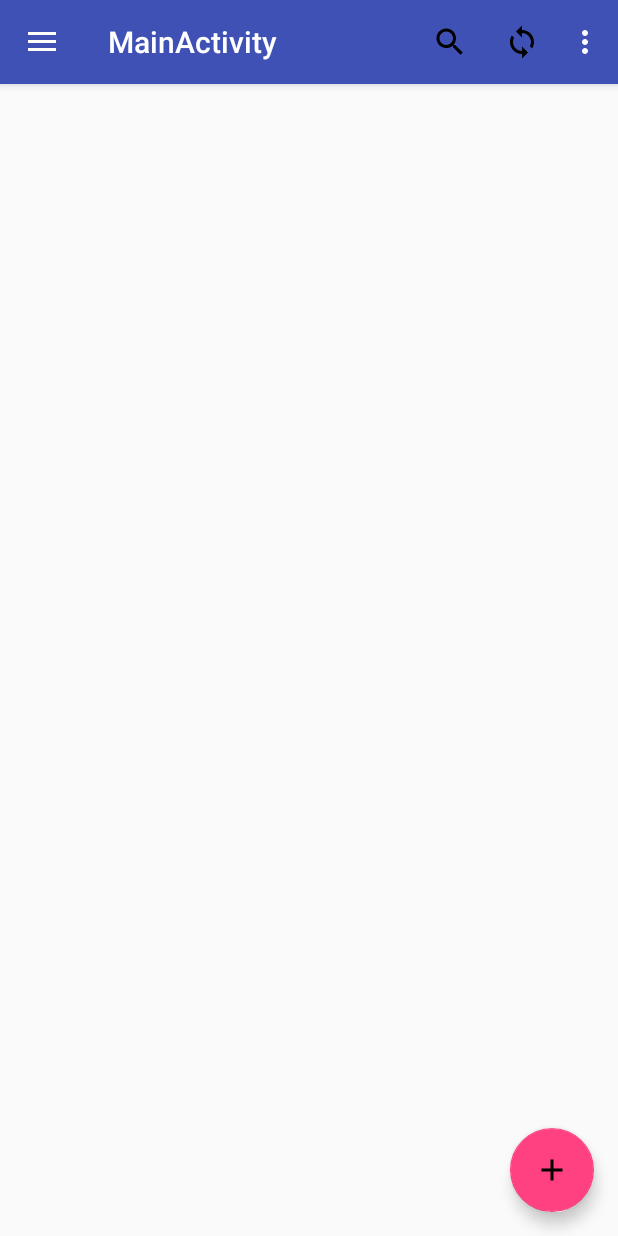
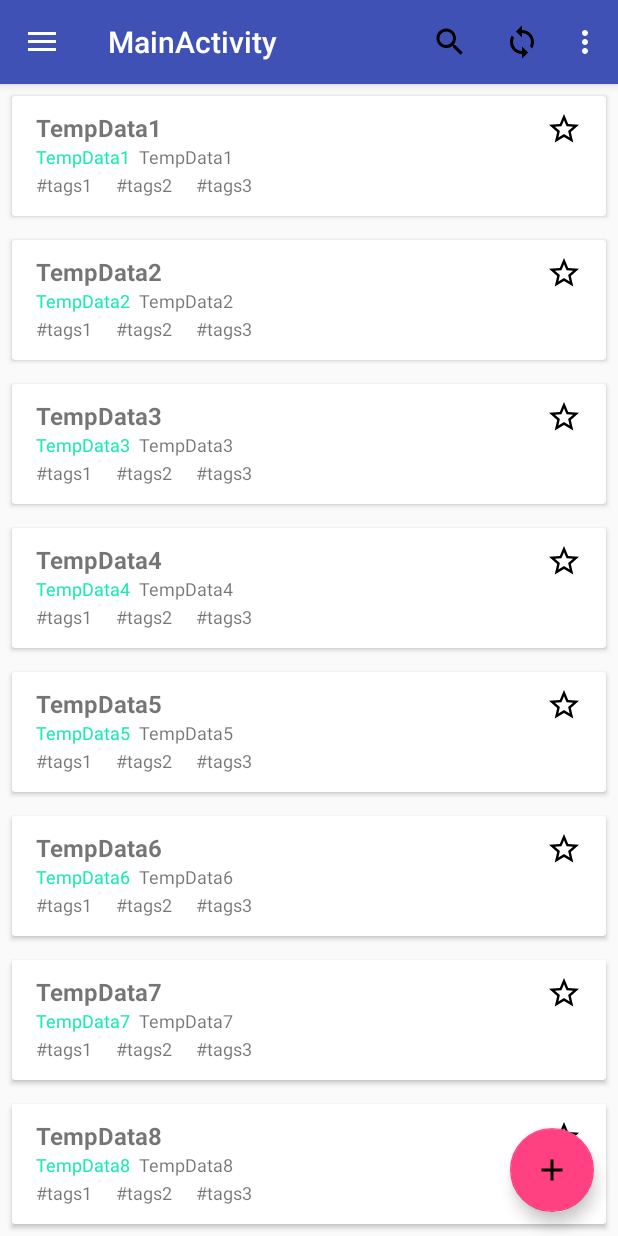
Before and after one commit to aint/laverna-android, an Android app: the screen it shows after launch (MainActivity), on a phone screen of 412 x 824 dp. Run offline under Robolectric (Android 15) with nearby library versions, the phone set to English and light mode, and no system bars.

Commit message:
feat(UI): Mockup all notes list view
issue #6

```diff
--- a/app/build.gradle
+++ b/app/build.gradle
@@ -38,6 +38,8 @@ dependencies {
     compile 'com.android.support:appcompat-v7:25.3.0'
     compile 'com.android.support:design:25.3.0'
     compile 'com.android.support.constraint:constraint-layout:1.0.2'
+    compile 'com.android.support:cardview-v7:25.3.0'
+    compile 'com.android.support:recyclerview-v7:25.3.0'
     compile 'us.feras.mdv:markdownview:1.1.0'
     testCompile 'junit:junit:4.12'
 }
--- a/app/src/main/AndroidManifest.xml
+++ b/app/src/main/AndroidManifest.xml
@@ -10,7 +10,7 @@
         android:supportsRtl="true"
         android:theme="@style/Theme.AppCompat.Light.NoActionBar">
         <activity
-            android:name=".view.mainactivity.MainActivity"
+            android:name=".view.activities.mainactivity.MainActivity"
             android:label="@string/title_activity_main"
             android:theme="@style/AppTheme.NoActionBar">
             <intent-filter>
--- /dev/null
+++ b/app/src/main/java/com/github/android/lvrn/lvrnproject/adapters/AllNotesFragmentRecyclerViewAdapter.java
@@ -0,0 +1,74 @@
+package com.github.android.lvrn.lvrnproject.adapters;
+
+import android.support.v7.widget.RecyclerView;
+import android.view.LayoutInflater;
+import android.view.View;
+import android.view.ViewGroup;
+import android.widget.TextView;
+
+import com.github.android.lvrn.lvrnproject.R;
+import com.github.android.lvrn.lvrnproject.model.persistententities.NoteEntity;
+
+import java.util.ArrayList;
+import java.util.List;
+
+/**
+ * @author Andrii Bei <psihey1@gmail.com>
+ */
+
+public class AllNotesFragmentRecyclerViewAdapter extends RecyclerView.Adapter<AllNotesFragmentRecyclerViewAdapter.AllNotesViewHolder> {
+    //TODO remove after implements DAO
+    private List<String> mDataSet=new ArrayList<>();
+
+    public AllNotesFragmentRecyclerViewAdapter() {
+        setDataInTempCollections();
+    }
+
+    @Override
+    public AllNotesViewHolder onCreateViewHolder(ViewGroup parent, int viewType) {
+        View view = LayoutInflater.from(parent.getContext()).inflate(R.layout.item_notes,parent,false);
+        AllNotesViewHolder viewHolder = new AllNotesViewHolder(view);
+        return viewHolder;
+    }
+
+    @Override
+    public void onBindViewHolder(AllNotesViewHolder holder, int position) {
+       holder.tvTitle.setText(mDataSet.get(position));
+       holder.tvDate.setText(mDataSet.get(position));
+       holder.tvPromptText.setText(mDataSet.get(position));
+       holder.tvTag1.setText("#tags1");
+    }
+
+    @Override
+    public int getItemCount() {
+        return mDataSet.size();
+    }
+
+    static class AllNotesViewHolder extends RecyclerView.ViewHolder{
+        TextView tvTitle;
+        TextView tvDate;
+        TextView tvPromptText;
+        TextView tvTag1;
+
+        public AllNotesViewHolder(View itemView) {
+            super(itemView);
+            tvTitle = (TextView)itemView.findViewById(R.id.tv_title_note);
+            tvDate = (TextView)itemView.findViewById(R.id.tv_date_created_note);
+            tvPromptText = (TextView)itemView.findViewById(R.id.tv_prompt_text_note);
+            tvTag1 = (TextView)itemView.findViewById(R.id.tv_tags1_note);
+        }
+    }
+
+    //TODO remove after implements DAO
+    private void setDataInTempCollections(){
+        mDataSet.add("TempData1");
+        mDataSet.add("TempData2");
+        mDataSet.add("TempData3");
+        mDataSet.add("TempData4");
+        mDataSet.add("TempData5");
+        mDataSet.add("TempData6");
+        mDataSet.add("TempData7");
+        mDataSet.add("TempData8");
+
+    }
+}
--- a/app/src/main/java/com/github/android/lvrn/lvrnproject/view/mainactivity/MainActivity.java
+++ b/app/src/main/java/com/github/android/lvrn/lvrnproject/view/activities/mainactivity/MainActivity.java
@@ -1,8 +1,10 @@
-package com.github.android.lvrn.lvrnproject.view.mainactivity;
+package com.github.android.lvrn.lvrnproject.view.activities.mainactivity;
 
 import android.os.Bundle;
 import android.support.design.widget.FloatingActionButton;
 import android.support.design.widget.NavigationView;
+import android.support.v4.app.FragmentManager;
+import android.support.v4.app.FragmentTransaction;
 import android.support.v4.view.GravityCompat;
 import android.support.v4.widget.DrawerLayout;
 import android.support.v7.app.ActionBarDrawerToggle;
@@ -13,6 +15,7 @@ import android.view.MenuItem;
 
 
 import com.github.android.lvrn.lvrnproject.R;
+import com.github.android.lvrn.lvrnproject.view.fragments.AllNotesFragment;
 
 public class MainActivity extends AppCompatActivity
         implements NavigationView.OnNavigationItemSelectedListener {
@@ -32,6 +35,15 @@ public class MainActivity extends AppCompatActivity
         mDrawer.setDrawerListener(toggle);
         toggle.syncState();
         ((NavigationView) findViewById(R.id.nav_view)).setNavigationItemSelectedListener(this);
+        startAllNotesFragment();
+    }
+
+    private void startAllNotesFragment() {
+        FragmentManager fragmentManager = getSupportFragmentManager();
+        FragmentTransaction fragmentTransaction=fragmentManager.beginTransaction();
+        AllNotesFragment allNotesFragment =new AllNotesFragment();
+        fragmentTransaction.add(R.id.constraint_container,allNotesFragment);
+        fragmentTransaction.commit();
     }
 
 
--- a/app/src/main/java/com/github/android/lvrn/lvrnproject/view/mainactivity/MainActivityPresenter.java
+++ b/app/src/main/java/com/github/android/lvrn/lvrnproject/view/activities/mainactivity/MainActivityPresenter.java
@@ -1,4 +1,4 @@
-package com.github.android.lvrn.lvrnproject.view.mainactivity;
+package com.github.android.lvrn.lvrnproject.view.activities.mainactivity;
 
 /**
  * Created by vadimboitsov on 3/22/17.
--- /dev/null
+++ b/app/src/main/java/com/github/android/lvrn/lvrnproject/view/fragments/AllNotesFragment.java
@@ -0,0 +1,35 @@
+package com.github.android.lvrn.lvrnproject.view.fragments;
+
+import android.os.Bundle;
+import android.support.annotation.Nullable;
+import android.support.v4.app.Fragment;
+import android.support.v7.widget.LinearLayoutManager;
+import android.support.v7.widget.RecyclerView;
+import android.view.LayoutInflater;
+import android.view.View;
+import android.view.ViewGroup;
+
+import com.github.android.lvrn.lvrnproject.R;
+import com.github.android.lvrn.lvrnproject.adapters.AllNotesFragmentRecyclerViewAdapter;
+
+/**
+ * @author Andrii Bei <psihey1@gmail.com>
+ */
+
+public class AllNotesFragment extends Fragment {
+    private RecyclerView mRecyclerView;
+    private AllNotesFragmentRecyclerViewAdapter mAdapter;
+    protected RecyclerView.LayoutManager mLayoutManager;
+
+    @Nullable
+    @Override
+    public View onCreateView(LayoutInflater inflater, @Nullable ViewGroup container, @Nullable Bundle savedInstanceState) {
+        View rootView =inflater.inflate(R.layout.fragment_all_notes,container,false);
+        mRecyclerView=(RecyclerView)rootView.findViewById(R.id.recycler_view_all_notes);
+        mLayoutManager = new LinearLayoutManager(getActivity());
+        mRecyclerView.setLayoutManager(mLayoutManager);
+        mAdapter=new AllNotesFragmentRecyclerViewAdapter();
+        mRecyclerView.setAdapter(mAdapter);
+        return rootView;
+    }
+}
--- /dev/null
+++ b/app/src/main/res/drawable/ic_star_border_black_24dp.xml
@@ -0,0 +1,9 @@
+<vector xmlns:android="http://schemas.android.com/apk/res/android"
+        android:width="24dp"
+        android:height="24dp"
+        android:viewportWidth="24.0"
+        android:viewportHeight="24.0">
+    <path
+        android:fillColor="#FF000000"
+        android:pathData="M22,9.24l-7.19,-0.62L12,2 9.19,8.63 2,9.24l5.46,4.73L5.82,21 12,17.27 18.18,21l-1.63,-7.03L22,9.24zM12,15.4l-3.76,2.27 1,-4.28 -3.32,-2.88 4.38,-0.38L12,6.1l1.71,4.04 4.38,0.38 -3.32,2.88 1,4.28L12,15.4z"/>
+</vector>
--- a/app/src/main/res/layout/activity_main.xml
+++ b/app/src/main/res/layout/activity_main.xml
@@ -11,7 +11,7 @@
     <android.support.design.widget.CoordinatorLayout
         android:layout_width="match_parent"
         android:layout_height="match_parent"
-        tools:context="com.github.android.lvrn.lvrnproject.view.mainactivity.MainActivity">
+        tools:context=".view.activities.mainactivity.MainActivity">
 
         <android.support.design.widget.AppBarLayout
             android:layout_width="match_parent"
--- /dev/null
+++ b/app/src/main/res/layout/fragment_all_notes.xml
@@ -0,0 +1,11 @@
+<?xml version="1.0" encoding="utf-8"?>
+<RelativeLayout xmlns:android="http://schemas.android.com/apk/res/android"
+    android:layout_width="match_parent"
+    android:layout_height="match_parent">
+
+    <android.support.v7.widget.RecyclerView
+        android:id="@+id/recycler_view_all_notes"
+        android:layout_width="match_parent"
+        android:layout_height="match_parent"/>
+
+</RelativeLayout>
--- /dev/null
+++ b/app/src/main/res/layout/item_notes.xml
@@ -0,0 +1,98 @@
+<?xml version="1.0" encoding="utf-8"?>
+<LinearLayout xmlns:android="http://schemas.android.com/apk/res/android"
+    android:layout_width="match_parent"
+    android:layout_height="wrap_content">
+
+    <android.support.v7.widget.CardView
+        android:id="@+id/card_view_notes"
+        android:layout_width="match_parent"
+        android:layout_height="80dp"
+        android:layout_margin="8dp">
+
+        <RelativeLayout
+            android:layout_width="match_parent"
+            android:layout_height="wrap_content"
+            android:layout_marginBottom="10dp"
+            android:layout_marginTop="10dp">
+
+            <ImageButton
+                android:id="@+id/im_btn_favorite"
+                android:layout_width="wrap_content"
+                android:layout_height="wrap_content"
+                android:layout_alignParentRight="true"
+                android:layout_marginRight="16dp"
+                android:background="@drawable/ic_star_border_black_24dp"/>
+
+            <TextView
+                android:id="@+id/tv_title_note"
+                android:layout_width="wrap_content"
+                android:layout_height="wrap_content"
+                android:layout_alignParentLeft="true"
+                android:layout_toLeftOf="@+id/im_btn_favorite"
+                android:layout_marginLeft="16dp"
+                android:layout_marginRight="30dp"
+                android:textStyle="bold"
+                android:text="@string/title_all_notes"
+                android:textSize="16sp"/>
+
+            <TextView
+                android:id="@+id/tv_date_created_note"
+                android:layout_width="wrap_content"
+                android:layout_height="wrap_content"
+                android:layout_alignParentLeft="true"
+                android:layout_marginLeft="16dp"
+                android:layout_below="@+id/tv_title_note"
+                android:textSize="12sp"
+                android:textColor="@color/colorDateCreatedNote"
+                android:text="@string/date_of_created_all_note"/>
+
+            <TextView
+                android:id="@+id/tv_prompt_text_note"
+                android:layout_width="wrap_content"
+                android:layout_height="wrap_content"
+                android:layout_marginLeft="5dp"
+                android:layout_toRightOf="@+id/tv_date_created_note"
+                android:layout_below="@+id/tv_title_note"
+                android:textSize="12sp"
+                android:text="@string/tv_prompt_ext_note"/>
+
+            <TextView
+                android:id="@+id/tv_tags1_note"
+                android:layout_width="wrap_content"
+                android:layout_height="wrap_content"
+                android:layout_alignParentLeft="true"
+                android:layout_marginLeft="16dp"
+
+                android:layout_below="@+id/tv_prompt_text_note"
+                android:paddingTop="2dp"
+                android:textSize="12sp"
+                android:text="#tags1"/>
+
+            <TextView
+                android:id="@+id/tv_tags2_note"
+                android:layout_width="wrap_content"
+                android:layout_height="wrap_content"
+                android:layout_marginLeft="16dp"
+
+                android:layout_toRightOf="@+id/tv_tags1_note"
+                android:layout_below="@+id/tv_prompt_text_note"
+                android:paddingTop="2dp"
+                android:textSize="12sp"
+                android:text="#tags2"/>
+
+            <TextView
+                android:id="@+id/tv_tags3_note"
+                android:layout_width="wrap_content"
+                android:layout_height="wrap_content"
+                android:layout_marginLeft="16dp"
+                android:layout_toRightOf="@+id/tv_tags2_note"
+                android:layout_below="@+id/tv_prompt_text_note"
+                android:paddingTop="2dp"
+                android:textSize="12sp"
+                android:text="#tags3"/>
+
+        </RelativeLayout>
+
+    </android.support.v7.widget.CardView>
+
+</LinearLayout>
--- a/app/src/main/res/layout/partial_content_main.xml
+++ b/app/src/main/res/layout/partial_content_main.xml
@@ -2,10 +2,11 @@
 <android.support.constraint.ConstraintLayout xmlns:android="http://schemas.android.com/apk/res/android"
     xmlns:app="http://schemas.android.com/apk/res-auto"
     xmlns:tools="http://schemas.android.com/tools"
+    android:id="@+id/constraint_container"
     android:layout_width="match_parent"
     android:layout_height="match_parent"
     app:layout_behavior="@string/appbar_scrolling_view_behavior"
-    tools:context="com.github.android.lvrn.lvrnproject.view.mainactivity.MainActivity"
+    tools:context=".view.activities.mainactivity.MainActivity"
     tools:showIn="@layout/activity_main">
 
 </android.support.constraint.ConstraintLayout>
--- a/app/src/main/res/values/colors.xml
+++ b/app/src/main/res/values/colors.xml
@@ -3,4 +3,5 @@
     <color name="colorPrimary">#3F51B5</color>
     <color name="colorPrimaryDark">#303F9F</color>
     <color name="colorAccent">#FF4081</color>
+    <color name="colorDateCreatedNote">#1de9b6</color>
 </resources>
--- a/app/src/main/res/values/strings.xml
+++ b/app/src/main/res/values/strings.xml
@@ -7,4 +7,7 @@
 
     <string name="action_settings">Settings</string>
     <string name="title_activity_main2">Main2Activity</string>
+    <string name="title_all_notes">Title</string>
+    <string name="date_of_created_all_note">Date of Created</string>
+    <string name="tv_prompt_ext_note">Prompt Text</string>
 </resources>
```
